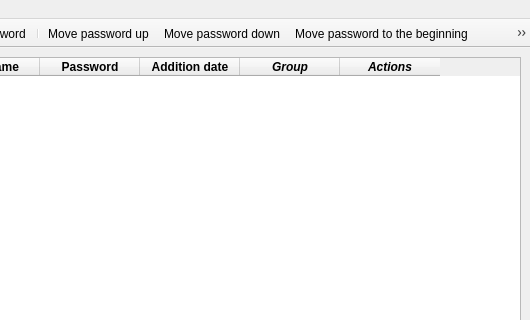
Qt form mainwindow.ui (krystianbeduch/password-manager) before a commit; both pictures show x 270 to 800 and y 0 to 320 of the 800 by 600 pixel window.
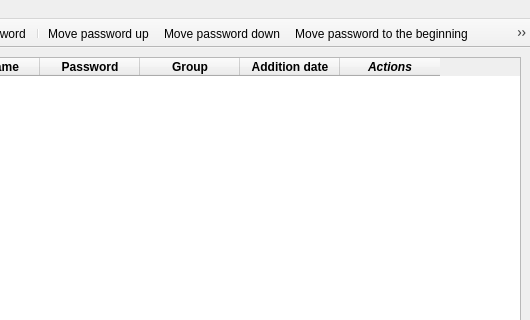
The same form after that commit. Icons and pictures are not drawn.

What changed in the file:
```diff
--- a/mainwindow.ui
+++ b/mainwindow.ui
@@ -70,21 +70,21 @@
       </column>
       <column>
        <property name="text">
-        <string>Addition date</string>
+        <string>Group</string>
        </property>
        <property name="font">
         <font>
+         <italic>false</italic>
          <bold>true</bold>
         </font>
        </property>
       </column>
       <column>
        <property name="text">
-        <string>Group</string>
+        <string>Addition date</string>
        </property>
        <property name="font">
         <font>
-         <italic>true</italic>
          <bold>true</bold>
         </font>
        </property>
```
